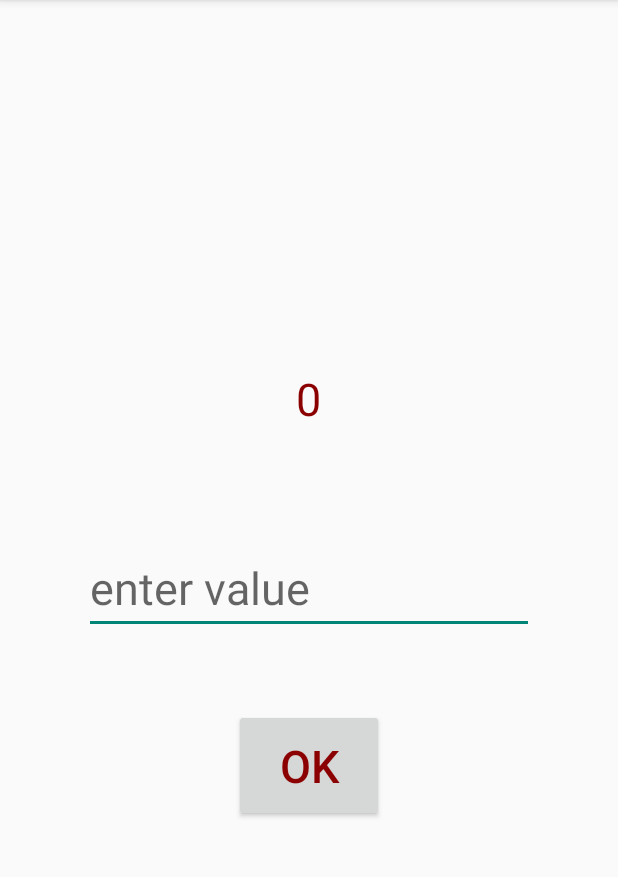
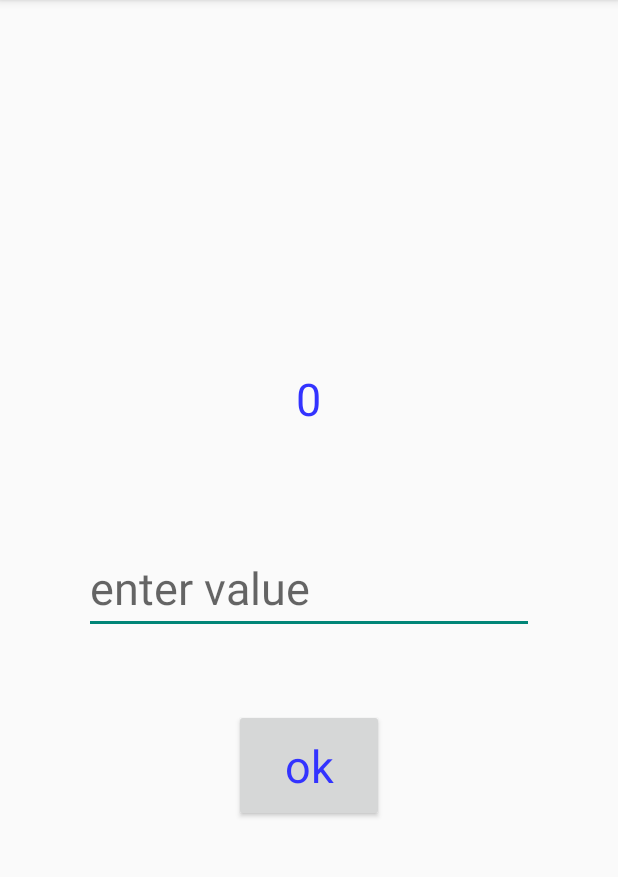
Before and after one commit to ivanmarchenk/android_development, an Android app: the screen it shows after launch (MainActivity), on a phone screen of 412 x 824 dp, the part 84-961 px from its top. Run offline under Robolectric (Android 15) with nearby library versions, the phone set to English and light mode, and no system bars.

Commit message:
Styles and font size changed

```diff
--- a/Lab1/app/src/main/res/layout/activity_main.xml
+++ b/Lab1/app/src/main/res/layout/activity_main.xml
@@ -1,7 +1,5 @@
 <?xml version="1.0" encoding="utf-8"?>
 <LinearLayout xmlns:android="http://schemas.android.com/apk/res/android"
-    xmlns:app="http://schemas.android.com/apk/res-auto"
-    xmlns:tools="http://schemas.android.com/tools"
     android:orientation="vertical"
     android:layout_width="match_parent"
     android:layout_height="match_parent"
@@ -12,7 +10,9 @@
         android:layout_width="wrap_content"
         android:layout_height="wrap_content"
         android:layout_marginVertical="25dp"
-        android:text="@string/start_value" />
+        android:text="@string/start_value"
+        style="@style/CustomTheme"
+    />
 
     <EditText
         android:id="@+id/enter_value"
@@ -20,13 +20,17 @@
         android:layout_height="wrap_content"
         android:layout_marginTop="50dp"
         android:hint="@string/enter_value"
-        android:inputType="number" />
+        android:inputType="number"
+        style="@style/CustomTheme"
+    />
 
     <Button
         android:id="@+id/open_form_button"
         android:layout_width="100dp"
         android:layout_height="75dp"
         android:layout_marginTop="50dp"
-        android:text="@string/ok" />
+        android:text="@string/ok"
+        style="@style/CustomTheme"
+    />
 
 </LinearLayout>
--- a/Lab1/app/src/main/res/values/styles.xml
+++ b/Lab1/app/src/main/res/values/styles.xml
@@ -7,7 +7,7 @@
     </style>
 
     <style name="CustomTheme" parent="Theme.AppCompat.Light">
-        <item name="android:textColor">#8B0000</item>
+        <item name="android:textColor">#3333FF</item>
         <item name="android:textSize">30sp</item>
     </style>
 
```
